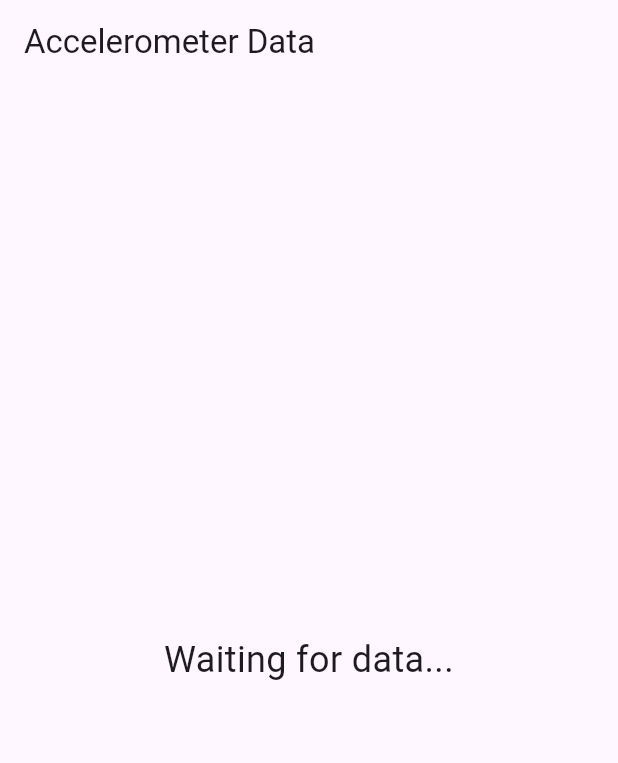
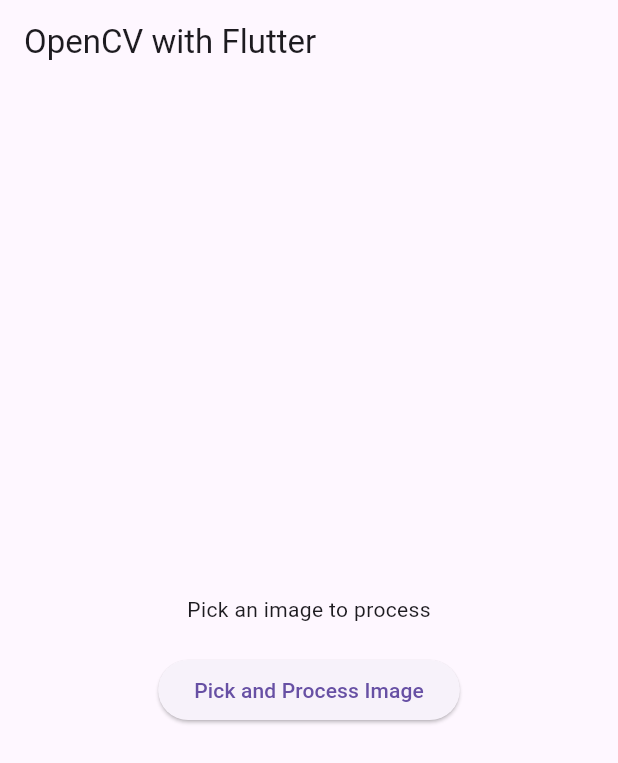
Before and after one commit to abdallahyassein-dev/Native_Code_Example_Flutter_Android_IOS, a Flutter app: the screen it shows after launch, on a phone screen of 412 x 824 dp. Shown: the top 763 px of the screen. Run offline on Flutter 3.47's test engine with Material 3 defaults, Android fonts, the light colour scheme and no system bars; our stand-ins replace image_picker.

Commit message:
added_open_cv_android

```diff
--- a/lib/main.dart
+++ b/lib/main.dart
@@ -1,55 +1,74 @@
+// ignore_for_file: use_key_in_widget_constructors, library_private_types_in_public_api
+
 import 'package:flutter/material.dart';
-import 'dart:async';
+import 'package:image_picker/image_picker.dart';
 import 'package:flutter/services.dart';
 
-void main() => runApp(MyApp());
-
-class MyApp extends StatefulWidget {
-  @override
-  _MyAppState createState() => _MyAppState();
+void main() {
+  runApp(MyApp());
 }
 
-class _MyAppState extends State<MyApp> {
-  static const EventChannel _eventChannel =
-      EventChannel('com.example.accelerometer/data');
-  StreamSubscription? _accelerometerSubscription;
-  String accelerometerData = "Waiting for data...";
+class MyApp extends StatelessWidget {
+  @override
+  Widget build(BuildContext context) {
+    return MaterialApp(
+      home: HomeScreen(),
+    );
+  }
+}
 
+class HomeScreen extends StatefulWidget {
   @override
-  void initState() {
-    super.initState();
-    _startListening();
+  _HomeScreenState createState() => _HomeScreenState();
+}
+
+class _HomeScreenState extends State<HomeScreen> {
+  Uint8List? _processedImage;
+  final ImagePicker _picker = ImagePicker();
+
+  Future<void> _pickAndProcessImage() async {
+    final XFile? image = await _picker.pickImage(source: ImageSource.gallery);
+    if (image != null) {
+      final Uint8List imageBytes = await image.readAsBytes();
+      final Uint8List? processed = await _processImage(imageBytes);
+      setState(() {
+        _processedImage = processed;
+      });
+    }
   }
 
-  void _startListening() {
-    _accelerometerSubscription =
-        _eventChannel.receiveBroadcastStream().listen((dynamic event) {
-      setState(() {
-        accelerometerData =
-            "X: ${event['x']}, Y: ${event['y']}, Z: ${event['z']}";
-      });
-    });
-  }
-
-  @override
-  void dispose() {
-    _accelerometerSubscription?.cancel();
-    super.dispose();
+  Future<Uint8List?> _processImage(Uint8List imageBytes) async {
+    const platform = MethodChannel('opencv_channel');
+    try {
+      final Uint8List? result = await platform.invokeMethod<Uint8List>(
+        'processImage',
+        imageBytes,
+      );
+      return result;
+    } on PlatformException catch (e) {
+      print("Failed to process image: '${e.message}'.");
+      return null;
+    }
   }
 
   @override
   Widget build(BuildContext context) {
-    return MaterialApp(
-      home: Scaffold(
-        appBar: AppBar(
-          title: Text("Accelerometer Data"),
-        ),
-        body: Center(
-          child: Text(
-            accelerometerData,
-            style: TextStyle(fontSize: 24),
-            textAlign: TextAlign.center,
-          ),
+    return Scaffold(
+      appBar: AppBar(title: Text('OpenCV with Flutter')),
+      body: Center(
+        child: Column(
+          mainAxisAlignment: MainAxisAlignment.center,
+          children: [
+            if (_processedImage != null)
+              Image.memory(_processedImage!)
+            else
+              Text('Pick an image to process'),
+            SizedBox(height: 20),
+            ElevatedButton(
+              onPressed: _pickAndProcessImage,
+              child: Text('Pick and Process Image'),
+            ),
+          ],
         ),
       ),
     );
--- a/pubspec.yaml
+++ b/pubspec.yaml
@@ -35,6 +35,7 @@
   # The following adds the Cupertino Icons font to your application.
   # Use with the CupertinoIcons class for iOS style icons.
   cupertino_icons: ^1.0.6
+  image_picker: ^1.1.2
 
 dev_dependencies:
   flutter_test:
```
Also changed, not shown: pubspec.lock, 1107 other files.
